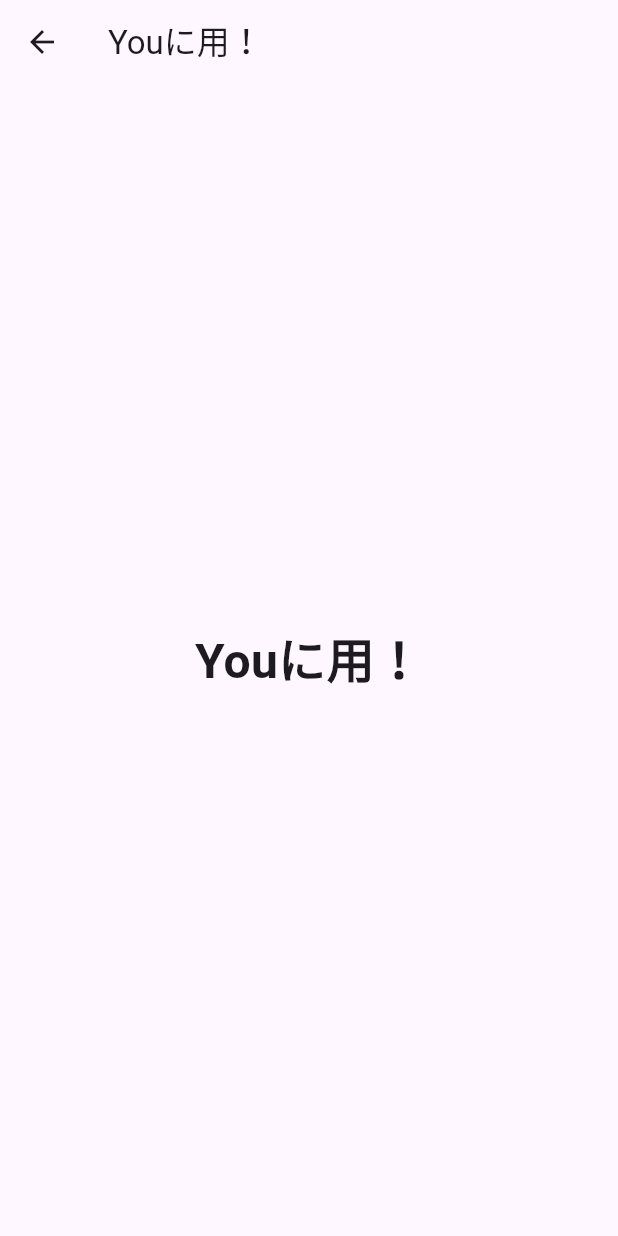
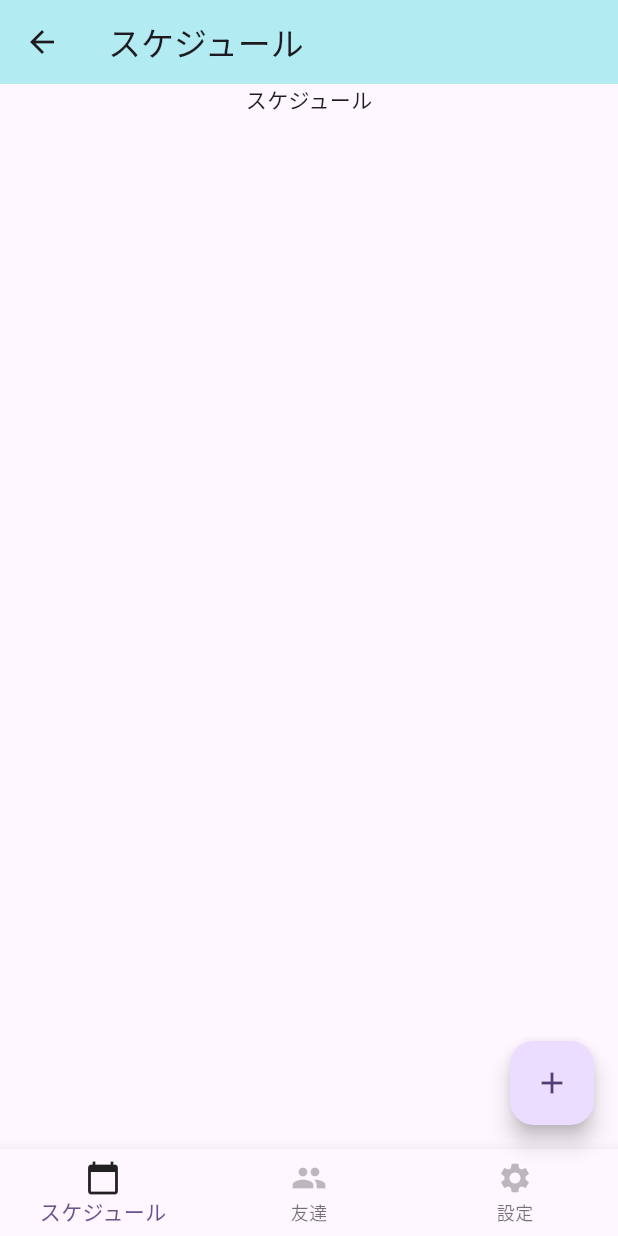
Before and after one commit to kawasaki-create/youniyou, a Flutter app: the RootWidgets screen opened directly, on a phone screen of 412 x 824 dp. Run offline on Flutter 3.47's test engine with Material 3 defaults, Android fonts, the phone set to English and light mode, and no system bars.

```diff
--- a/lib/root.dart
+++ b/lib/root.dart
@@ -1,4 +1,7 @@
 import 'package:flutter/material.dart';
+import 'package:youniyou/routes/friends_route.dart';
+import 'package:youniyou/routes/home_route.dart';
+import 'package:youniyou/routes/settings_route.dart';
 
 class RootWidgets extends StatefulWidget {
   const RootWidgets({super.key});
@@ -9,24 +12,102 @@ class RootWidgets extends StatefulWidget {
 
 class _RootWidgetsState extends State<RootWidgets> {
   @override
+  int _selectedIndex = 0;
+  var _bottomNavigationBarItems = <BottomNavigationBarItem>[];
+
+  // アイコン情報
+  static const _RootWidgetIcons = [
+    Icons.calendar_today,
+    Icons.people,
+    Icons.settings,
+  ];
+
+  // アイコン文字列
+  static const _RootWidgetItemNames = [
+    'スケジュール',
+    '友達',
+    '設定',
+  ];
+
+  late var _routes = [
+    Home(),
+    Friends(),
+    Settings(),
+  ];
+
+  @override
+  void initState() {
+    super.initState();
+    _selectedIndex = 0; // 初期値を設定
+    // ボトムナビゲーションバーのアイテムを更新
+    _bottomNavigationBarItems = List.generate(
+      _RootWidgetItemNames.length,
+      (index) => index == _selectedIndex ? _UpdateActiveState(index) : _UpdateDeactiveState(index),
+    );
+  }
+
+  /// インデックスのアイテムをアクティベートする
+  BottomNavigationBarItem _UpdateActiveState(int index) {
+    return BottomNavigationBarItem(
+      icon: Icon(
+        _RootWidgetIcons[index],
+        color: Colors.black87,
+      ),
+      label: _RootWidgetItemNames[index],
+    );
+  }
+
+  /// インデックスのアイテムをディアクティベートする
+  BottomNavigationBarItem _UpdateDeactiveState(int index) {
+    return BottomNavigationBarItem(
+      icon: Icon(
+        _RootWidgetIcons[index],
+        color: Colors.black26,
+      ),
+      label: _RootWidgetItemNames[index],
+    );
+  }
+
+  void _onItemTapped(int index) {
+    setState(() {
+      _bottomNavigationBarItems[_selectedIndex] = _UpdateDeactiveState(_selectedIndex);
+      _bottomNavigationBarItems[index] = _UpdateActiveState(index);
+      _selectedIndex = index;
+
+      // 友達一覧のインデックスを1に設定
+      if (index == 1) {
+        _selectedIndex = 1;
+      }
+    });
+  }
+
+  @override
   Widget build(BuildContext context) {
-    return Scaffold(
-      appBar: AppBar(
-        title: const Text('Youに用！'),
+    return ScaffoldMessenger(
+      child: Scaffold(
+        body: Center(
+          child: Column(
+            mainAxisAlignment: MainAxisAlignment.center,
+            children: [
+              Expanded(
+                child: _routes.elementAt(_selectedIndex),
+              ),
+            ],
+          ),
+        ),
+        bottomNavigationBar: BottomNavigationBar(
+          type: BottomNavigationBarType.fixed,
+          items: _bottomNavigationBarItems,
+          currentIndex: _selectedIndex,
+          onTap: _onItemTapped,
+        ),
+        floatingActionButton: FloatingActionButton(
+          onPressed: () {
+            // ここに処理を追加
+          },
+          child: Icon(Icons.add),
+        ),
       ),
-      body: Center(
-          child: Column(
-        mainAxisAlignment: MainAxisAlignment.center,
-        children: const [
-          Text(
-            'Youに用！',
-            style: TextStyle(
-              fontSize: 32,
-              fontWeight: FontWeight.bold,
-            ),
-          ),
-        ],
-      )),
     );
   }
 }
--- /dev/null
+++ b/lib/routes/home_route.dart
@@ -0,0 +1,30 @@
+import 'package:flutter/material.dart';
+
+class Home extends StatefulWidget {
+  const Home({super.key});
+
+  @override
+  State<Home> createState() => _HomeState();
+}
+
+class _HomeState extends State<Home> {
+  @override
+  Widget build(BuildContext context) {
+    return Scaffold(
+      appBar: AppBar(
+        title: Text('スケジュール'),
+        backgroundColor: Colors.cyan[100],
+      ),
+      body: SingleChildScrollView(
+        child: Column(
+          mainAxisAlignment: MainAxisAlignment.center,
+          children: [
+            Center(
+              child: Text('スケジュール'),
+            )
+          ],
+        ),
+      ),
+    );
+  }
+}
--- a/pubspec.yaml
+++ b/pubspec.yaml
@@ -35,6 +35,7 @@ dependencies:
   # The following adds the Cupertino Icons font to your application.
   # Use with the CupertinoIcons class for iOS style icons.
   cupertino_icons: ^1.0.6
+  hooks_riverpod: ^2.5.1
 
 dev_dependencies:
   flutter_test:
```
Also changed, not shown: lib/login_page.dart (added, +68 -0 lines), lib/main.dart (+19 -2 lines), lib/routes/friends_route.dart (added, +30 -0 lines), lib/routes/settings_route.dart (added, +30 -0 lines), pubspec.lock.
